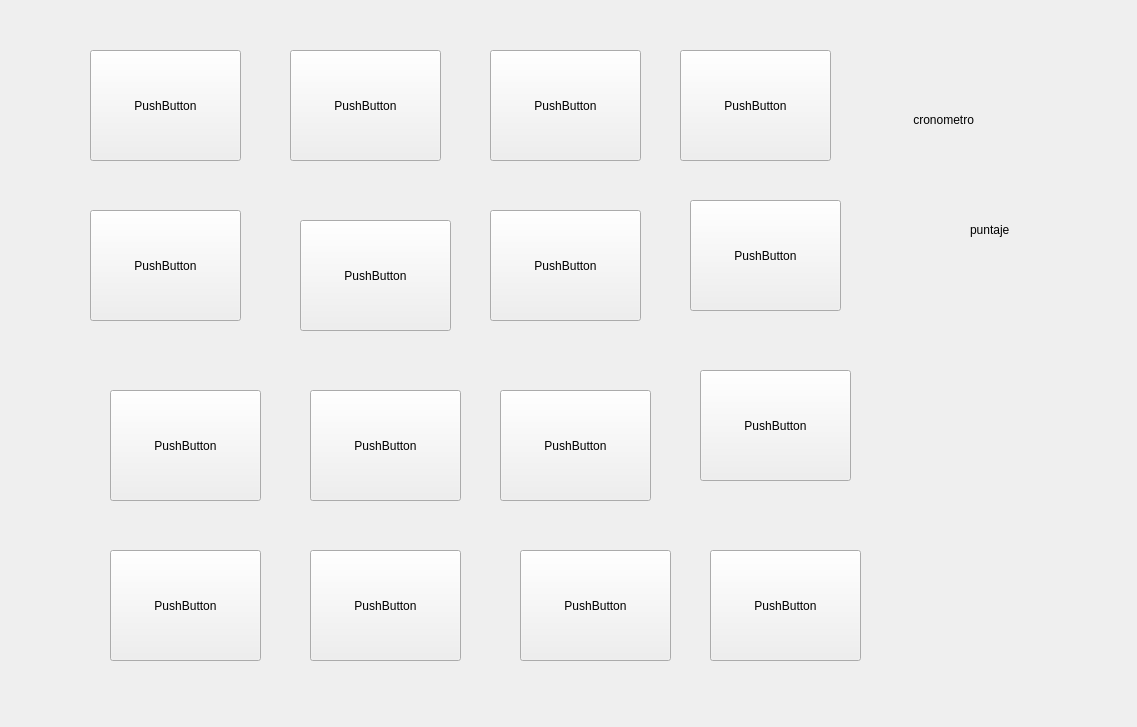
Old version of the form pantallagame.ui in the repository rayo17/DII-Proyect1.
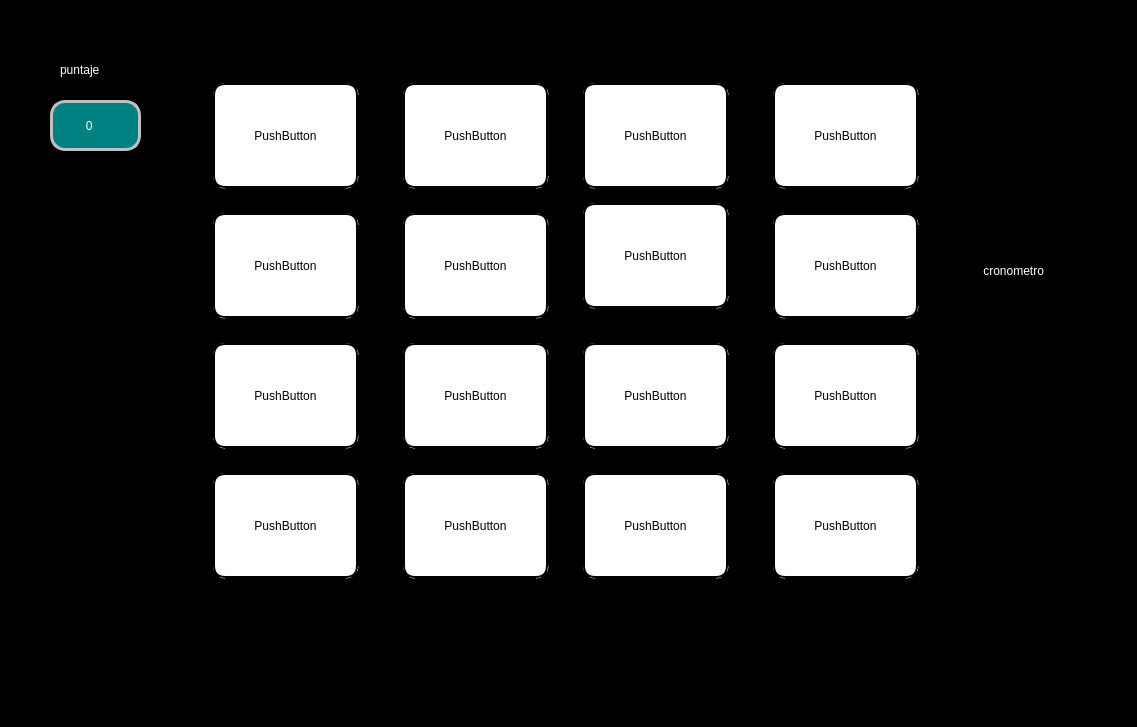
New version of the form.

The edit to the form file:
```diff
--- a/pantallagame.ui
+++ b/pantallagame.ui
@@ -14,13 +14,50 @@
    <string>Form</string>
   </property>
   <property name="styleSheet">
-   <string notr="true"/>
+   <string notr="true">.QPushButton{
+	border: 5px groove black;
+	background: white;
+	border-radius:15px;
+
+
+
+
+
+}
+
+#PantallaGame{
+	background:black;
+    border: 5px groove black;
+	border-radius:30px;
+
+
+}
+
+#puntajeL{
+  color: white;
+}
+#puntajeLabel{
+color : white;
+qproperty-alignmen t: AlignCenter;
+background: teal;
+border :3px solid silver;
+border-radius:15px;
+
+
+}
+
+#cronometro{
+color:white
+;
+
+
+}</string>
   </property>
   <widget class="QPushButton" name="pushButton">
    <property name="geometry">
     <rect>
-     <x>90</x>
-     <y>50</y>
+     <x>210</x>
+     <y>80</y>
      <width>151</width>
      <height>111</height>
     </rect>
@@ -32,7 +69,7 @@
   <widget class="QPushButton" name="pushButton_2">
    <property name="geometry">
     <rect>
-     <x>90</x>
+     <x>210</x>
      <y>210</y>
      <width>151</width>
      <height>111</height>
@@ -45,8 +82,8 @@
   <widget class="QPushButton" name="pushButton_3">
    <property name="geometry">
     <rect>
-     <x>290</x>
-     <y>50</y>
+     <x>400</x>
+     <y>80</y>
      <width>151</width>
      <height>111</height>
     </rect>
@@ -58,33 +95,7 @@
   <widget class="QPushButton" name="pushButton_4">
    <property name="geometry">
     <rect>
-     <x>300</x>
-     <y>220</y>
-     <width>151</width>
-     <height>111</height>
-    </rect>
-   </property>
-   <property name="text">
-    <string>PushButton</string>
-   </property>
-  </widget>
-  <widget class="QPushButton" name="pushButton_5">
-   <property name="geometry">
-    <rect>
-     <x>490</x>
-     <y>50</y>
-     <width>151</width>
-     <height>111</height>
-    </rect>
-   </property>
-   <property name="text">
-    <string>PushButton</string>
-   </property>
-  </widget>
-  <widget class="QPushButton" name="pushButton_6">
-   <property name="geometry">
-    <rect>
-     <x>490</x>
+     <x>400</x>
      <y>210</y>
      <width>151</width>
      <height>111</height>
@@ -97,8 +108,8 @@
   <widget class="QPushButton" name="pushButton_7">
    <property name="geometry">
     <rect>
-     <x>680</x>
-     <y>50</y>
+     <x>580</x>
+     <y>80</y>
      <width>151</width>
      <height>111</height>
     </rect>
@@ -110,7 +121,7 @@
   <widget class="QPushButton" name="pushButton_8">
    <property name="geometry">
     <rect>
-     <x>690</x>
+     <x>580</x>
      <y>200</y>
      <width>151</width>
      <height>111</height>
@@ -123,8 +134,8 @@
   <widget class="QPushButton" name="pushButton_9">
    <property name="geometry">
     <rect>
-     <x>110</x>
-     <y>390</y>
+     <x>770</x>
+     <y>80</y>
      <width>151</width>
      <height>111</height>
     </rect>
@@ -136,8 +147,8 @@
   <widget class="QPushButton" name="pushButton_10">
    <property name="geometry">
     <rect>
-     <x>310</x>
-     <y>390</y>
+     <x>770</x>
+     <y>210</y>
      <width>151</width>
      <height>111</height>
     </rect>
@@ -149,8 +160,8 @@
   <widget class="QPushButton" name="pushButton_11">
    <property name="geometry">
     <rect>
-     <x>500</x>
-     <y>390</y>
+     <x>210</x>
+     <y>340</y>
      <width>151</width>
      <height>111</height>
     </rect>
@@ -162,8 +173,8 @@
   <widget class="QPushButton" name="pushButton_12">
    <property name="geometry">
     <rect>
-     <x>700</x>
-     <y>370</y>
+     <x>400</x>
+     <y>340</y>
      <width>151</width>
      <height>111</height>
     </rect>
@@ -175,8 +186,8 @@
   <widget class="QPushButton" name="pushButton_13">
    <property name="geometry">
     <rect>
-     <x>110</x>
-     <y>550</y>
+     <x>580</x>
+     <y>340</y>
      <width>151</width>
      <height>111</height>
     </rect>
@@ -188,8 +199,8 @@
   <widget class="QPushButton" name="pushButton_14">
    <property name="geometry">
     <rect>
-     <x>310</x>
-     <y>550</y>
+     <x>770</x>
+     <y>340</y>
      <width>151</width>
      <height>111</height>
     </rect>
@@ -201,8 +212,8 @@
   <widget class="QPushButton" name="pushButton_15">
    <property name="geometry">
     <rect>
-     <x>520</x>
-     <y>550</y>
+     <x>210</x>
+     <y>470</y>
      <width>151</width>
      <height>111</height>
     </rect>
@@ -214,8 +225,34 @@
   <widget class="QPushButton" name="pushButton_16">
    <property name="geometry">
     <rect>
-     <x>710</x>
-     <y>550</y>
+     <x>400</x>
+     <y>470</y>
+     <width>151</width>
+     <height>111</height>
+    </rect>
+   </property>
+   <property name="text">
+    <string>PushButton</string>
+   </property>
+  </widget>
+  <widget class="QPushButton" name="tarjeta15">
+   <property name="geometry">
+    <rect>
+     <x>580</x>
+     <y>470</y>
+     <width>151</width>
+     <height>111</height>
+    </rect>
+   </property>
+   <property name="text">
+    <string>PushButton</string>
+   </property>
+  </widget>
+  <widget class="QPushButton" name="tarjeta16">
+   <property name="geometry">
+    <rect>
+     <x>770</x>
+     <y>470</y>
      <width>151</width>
      <height>111</height>
     </rect>
@@ -227,8 +264,8 @@
   <widget class="QLabel" name="cronometro">
    <property name="geometry">
     <rect>
-     <x>910</x>
-     <y>109</y>
+     <x>980</x>
+     <y>260</y>
      <width>121</width>
      <height>21</height>
     </rect>
@@ -240,8 +277,8 @@
   <widget class="QLabel" name="puntajeL">
    <property name="geometry">
     <rect>
-     <x>970</x>
-     <y>220</y>
+     <x>60</x>
+     <y>60</y>
      <width>63</width>
      <height>20</height>
     </rect>
@@ -250,6 +287,19 @@
     <string>puntaje</string>
    </property>
   </widget>
+  <widget class="QLabel" name="puntajeLabel">
+   <property name="geometry">
+    <rect>
+     <x>50</x>
+     <y>100</y>
+     <width>91</width>
+     <height>51</height>
+    </rect>
+   </property>
+   <property name="text">
+    <string>         0</string>
+   </property>
+  </widget>
  </widget>
  <resources/>
  <connections/>
```
Left out of the diff: 28 changed lines with no effect on the pictures.
